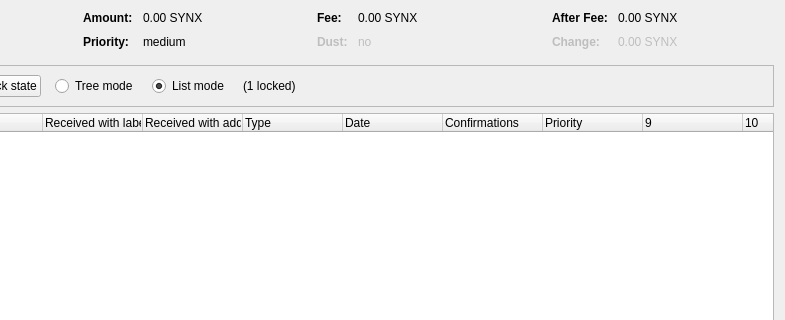
Qt form src/qt/forms/coincontroldialog.ui (convertdoubler/strawberrycoin) before a commit; both pictures show x 169 to 954 and y 0 to 320 of the 954 by 500 pixel window.
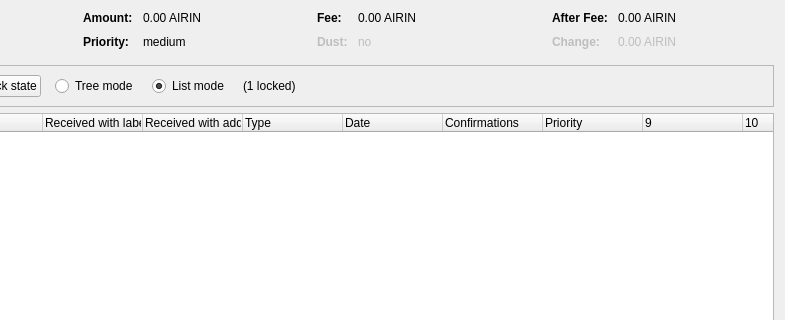
The same form after that commit. Custom widgets are drawn as their Qt base class.

The edit to the form file:
```diff
--- a/src/qt/forms/coincontroldialog.ui
+++ b/src/qt/forms/coincontroldialog.ui
@@ -132,7 +132,7 @@
           <enum>Qt::ActionsContextMenu</enum>
          </property>
          <property name="text">
-          <string notr="true">0.00 SYNX</string>
+          <string notr="true">0.00 AIRIN</string>
          </property>
          <property name="textInteractionFlags">
           <set>Qt::LinksAccessibleByMouse|Qt::TextSelectableByKeyboard|Qt::TextSelectableByMouse</set>
@@ -206,7 +206,7 @@
           <enum>Qt::ActionsContextMenu</enum>
          </property>
          <property name="text">
-          <string notr="true">0.00 SYNX</string>
+          <string notr="true">0.00 AIRIN</string>
          </property>
          <property name="textInteractionFlags">
           <set>Qt::LinksAccessibleByMouse|Qt::TextSelectableByKeyboard|Qt::TextSelectableByMouse</set>
@@ -286,7 +286,7 @@
           <enum>Qt::ActionsContextMenu</enum>
          </property>
          <property name="text">
-          <string notr="true">0.00 SYNX</string>
+          <string notr="true">0.00 AIRIN</string>
          </property>
          <property name="textInteractionFlags">
           <set>Qt::LinksAccessibleByMouse|Qt::TextSelectableByKeyboard|Qt::TextSelectableByMouse</set>
@@ -321,7 +321,7 @@
           <enum>Qt::ActionsContextMenu</enum>
          </property>
          <property name="text">
-          <string notr="true">0.00 SYNX</string>
+          <string notr="true">0.00 AIRIN</string>
          </property>
          <property name="textInteractionFlags">
           <set>Qt::LinksAccessibleByMouse|Qt::TextSelectableByKeyboard|Qt::TextSelectableByMouse</set>
```
